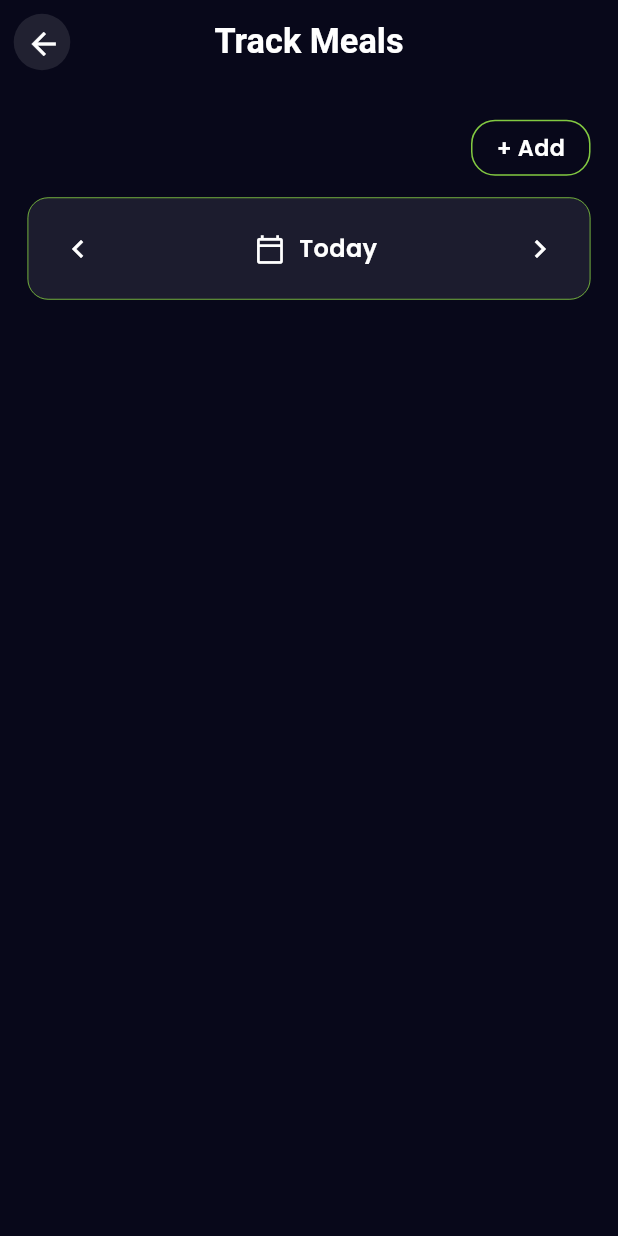
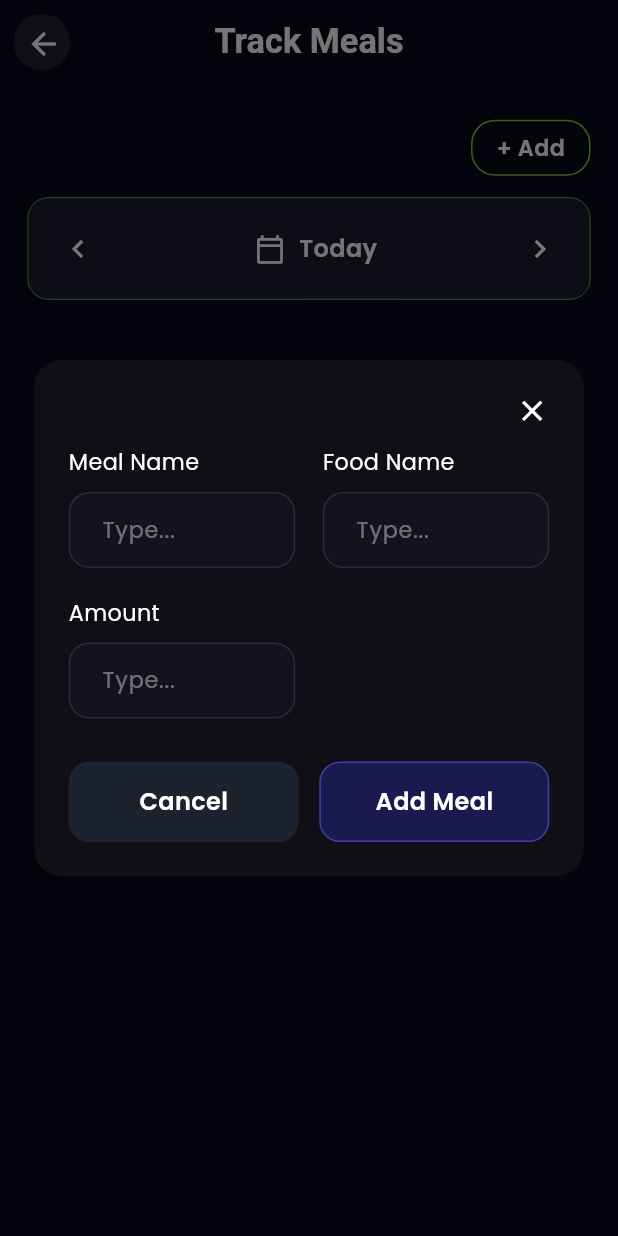
Before and after one commit to Ebadzmn/fitness_gym_app, a Flutter app: the _TrackMealsView screen opened directly, after a tap on "+ Add", on a phone screen of 412 x 824 dp. Run offline on Flutter 3.47's test engine with Material 3 defaults, Android fonts, the phone set to English and light mode, and no system bars; our stand-ins replace equatable, fl_chart, flutter_bloc, flutter_screenutil, flutter_svg, go_router and 1 more.

Commit message:
feat(nutrition): add supplement page and update styling
- Implement new nutrition supplement page with table layout
- Add border colors to nutrition page cards
- Update container styling and alignment
- Enable add meal dialog in track meals page

```diff
--- a/lib/core/appRoutes/app_routes.dart
+++ b/lib/core/appRoutes/app_routes.dart
@@ -19,6 +19,7 @@ import 'package:fitness_app/presentation/nutrition/pages/nutrition_food_items_pa
 import 'package:fitness_app/presentation/nutrition/pages/nutrition_track_meals_page.dart';
 import 'package:fitness_app/presentation/nutrition/pages/nutrition_statistics_page.dart';
 import 'package:fitness_app/presentation/nutrition/pages/nutrition_peds_page.dart';
+import 'package:fitness_app/presentation/nutrition/pages/nutrition_supplement_page.dart';
 import 'package:flutter/material.dart';
 import 'package:fitness_app/presentation/auth/pages/login_page.dart';
 import 'package:fitness_app/presentation/auth/pages/splash_page.dart';
@@ -42,6 +43,7 @@ class AppRoutes {
   static const String nutritionTrackMealsPage = '/nutrition_track_meals';
   static const String nutritionStatisticsPage = '/nutrition_statistics';
   static const String nutritionPEDsPage = '/nutrition_peds';
+  static const String nutritionSupplementPage = '/nutrition_supplement';
   static const String trainingSplitPage = '/training_split';
   static const String trainingSplitDetailPage = '/training_split_detail';
   static const String WorkoutSessionPage = '/workout_session';
@@ -181,6 +183,14 @@ final GoRouter AppRouter = GoRouter(
       ),
     ),
     GoRoute(
+      path: AppRoutes.nutritionSupplementPage,
+      pageBuilder: (context, state) => AppRoutes.fadeTransitionPage(
+        context: context,
+        state: state,
+        child: const NutritionSupplementPage(),
+      ),
+    ),
+    GoRoute(
       path: AppRoutes.exercisesPage,
       pageBuilder: (context, state) => AppRoutes.fadeTransitionPage(
         context: context,
--- a/lib/presentation/nutrition/pages/nutrition_track_meals_page.dart
+++ b/lib/presentation/nutrition/pages/nutrition_track_meals_page.dart
@@ -78,7 +78,12 @@ class _TrackMealsView extends StatelessWidget {
                 Align(
                   alignment: Alignment.centerRight,
                   child: GestureDetector(
-                    onTap: () {},
+                    onTap: () {
+                      showDialog(
+                        context: context,
+                        builder: (context) => const _AddMealDialog(),
+                      );
+                    },
                     child: Container(
                       decoration: BoxDecoration(
                         color: Colors.transparent,
@@ -385,3 +390,110 @@ class _MealTileState extends State<_MealTile> {
     );
   }
 }
+
+class _AddMealDialog extends StatelessWidget {
+  const _AddMealDialog();
+
+  @override
+  Widget build(BuildContext context) {
+    return Dialog(
+      backgroundColor: const Color(0xFF0F0F15),
+      shape: RoundedRectangleBorder(borderRadius: BorderRadius.circular(16.r)),
+      insetPadding: EdgeInsets.symmetric(horizontal: 20.w),
+      child: Container(
+        padding: EdgeInsets.all(20.w),
+        child: Column(
+          mainAxisSize: MainAxisSize.min,
+          crossAxisAlignment: CrossAxisAlignment.start,
+          children: [
+            Align(
+              alignment: Alignment.centerRight,
+              child: GestureDetector(
+                onTap: () => Navigator.pop(context),
+                child: Icon(Icons.close, color: Colors.white, size: 20.sp),
+              ),
+            ),
+            SizedBox(height: 10.h),
+            Row(
+              children: [
+                Expanded(child: _inputField('Meal Name', 'Type...')),
+                SizedBox(width: 16.w),
+                Expanded(child: _inputField('Food Name', 'Type...')),
+              ],
+            ),
+            SizedBox(height: 16.h),
+            Row(
+              children: [
+                Expanded(child: _inputField('Amount', 'Type...')),
+                SizedBox(width: 16.w),
+                const Expanded(child: SizedBox()),
+              ],
+            ),
+            SizedBox(height: 24.h),
+            Row(
+              children: [
+                Expanded(
+                  child: _button('Cancel', const Color(0xFF1C222E), Colors.white, () => Navigator.pop(context)),
+                ),
+                SizedBox(width: 12.w),
+                Expanded(
+                  child: _button('Add Meal', const Color(0xFF1A1A50), Colors.white, () {
+                    Navigator.pop(context);
+                  }, borderColor: const Color(0xFF3F3F9F)),
+                ),
+              ],
+            )
+          ],
+        ),
+      ),
+    );
+  }
+
+  Widget _inputField(String label, String hint, {double width = 1.0}) {
+    return Column(
+      crossAxisAlignment: CrossAxisAlignment.start,
+      children: [
+        Text(label, style: GoogleFonts.poppins(color: Colors.white, fontSize: 13.sp)),
+        SizedBox(height: 8.h),
+        TextField(
+          style: GoogleFonts.poppins(color: Colors.white, fontSize: 13.sp),
+          decoration: InputDecoration(
+            hintText: hint,
+            hintStyle: GoogleFonts.poppins(color: Colors.white38, fontSize: 13.sp),
+            filled: true,
+            fillColor: const Color(0xFF13131F),
+            contentPadding: EdgeInsets.symmetric(horizontal: 16.w, vertical: 12.h),
+            border: OutlineInputBorder(
+              borderRadius: BorderRadius.circular(12.r),
+              borderSide: BorderSide(color: Colors.white10),
+            ),
+            enabledBorder: OutlineInputBorder(
+              borderRadius: BorderRadius.circular(12.r),
+              borderSide: BorderSide(color: Colors.white10),
+            ),
+            focusedBorder: OutlineInputBorder(
+              borderRadius: BorderRadius.circular(12.r),
+              borderSide: BorderSide(color: const Color(0xFF82C941)),
+            ),
+          ),
+        ),
+      ],
+    );
+  }
+
+  Widget _button(String text, Color bgColor, Color textColor, VoidCallback onTap, {Color? borderColor}) {
+    return GestureDetector(
+      onTap: onTap,
+      child: Container(
+        padding: EdgeInsets.symmetric(vertical: 12.h),
+        decoration: BoxDecoration(
+          color: bgColor,
+          borderRadius: BorderRadius.circular(12.r),
+          border: borderColor != null ? Border.all(color: borderColor) : Border.all(color: Colors.transparent),
+        ),
+        alignment: Alignment.center,
+        child: Text(text, style: GoogleFonts.poppins(color: textColor, fontSize: 14.sp, fontWeight: FontWeight.w600)),
+      ),
+    );
+  }
+}
```
Also changed, not shown: lib/presentation/nutrition/pages/nutrition_page.dart (+12 -5 lines), lib/presentation/nutrition/pages/nutrition_supplement_page.dart (added, +137 -0 lines).
